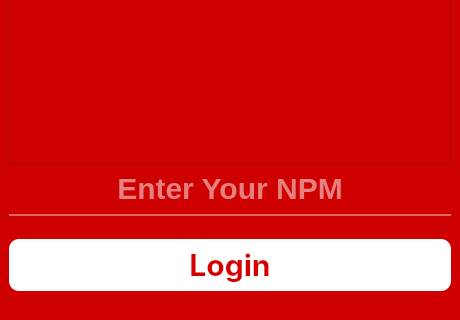
First picture: the form in UI/Login.ui, repository pnabilah/State-Space-Controller, before the edit; both pictures show x 0 to 460 and y 240 to 560 of the 460 by 560 pixel window.
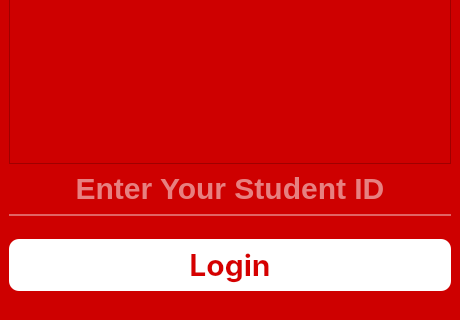
Second picture: the form after the edit. Icons and pictures are not drawn.

Commit message: Rename QLine and update placeholder text

Patch:
```diff
--- a/UI/Login.ui
+++ b/UI/Login.ui
@@ -67,7 +67,7 @@
        <bool>false</bool>
       </property>
       <property name="placeholderText">
-       <string>Enter Your NPM</string>
+       <string>Enter Your Student ID</string>
       </property>
       <property name="cursorMoveStyle">
        <enum>Qt::LogicalMoveStyle</enum>
```
Left out of the diff: 4 changed lines with no effect on the pictures.
